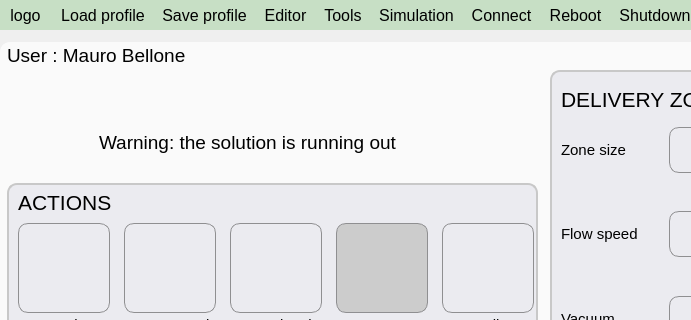
bellonemauro/Labonatip2.0, file apps/Lab-on-a-tip/Lab-on-a-tip.ui: the form before one commit; both pictures show x 0 to 691 and y 0 to 320 of the 1388 by 841 pixel window.
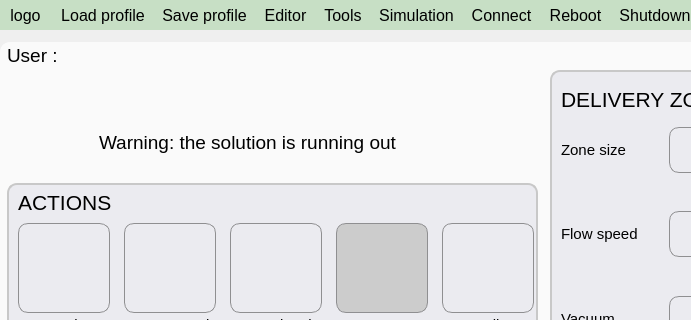
The form after the commit. Icons and pictures are not drawn.

```diff
--- a/apps/Lab-on-a-tip/Lab-on-a-tip.ui
+++ b/apps/Lab-on-a-tip/Lab-on-a-tip.ui
@@ -139,7 +139,7 @@
         <rect>
          <x>0</x>
          <y>0</y>
-         <width>943</width>
+         <width>966</width>
          <height>737</height>
         </rect>
        </property>
@@ -182,7 +182,7 @@
              <x>0</x>
              <y>0</y>
              <width>976</width>
-             <height>673</height>
+             <height>669</height>
             </rect>
            </property>
            <layout class="QGridLayout" name="gridLayout">
@@ -2849,7 +2849,7 @@
                   </font>
                  </property>
                  <property name="text">
-                  <string>User : Mauro Bellone</string>
+                  <string>User :</string>
                  </property>
                  <property name="alignment">
                   <set>Qt::AlignLeading|Qt::AlignLeft|Qt::AlignVCenter</set>
```
Left out of the diff: 18 changed lines with no effect on the pictures.
